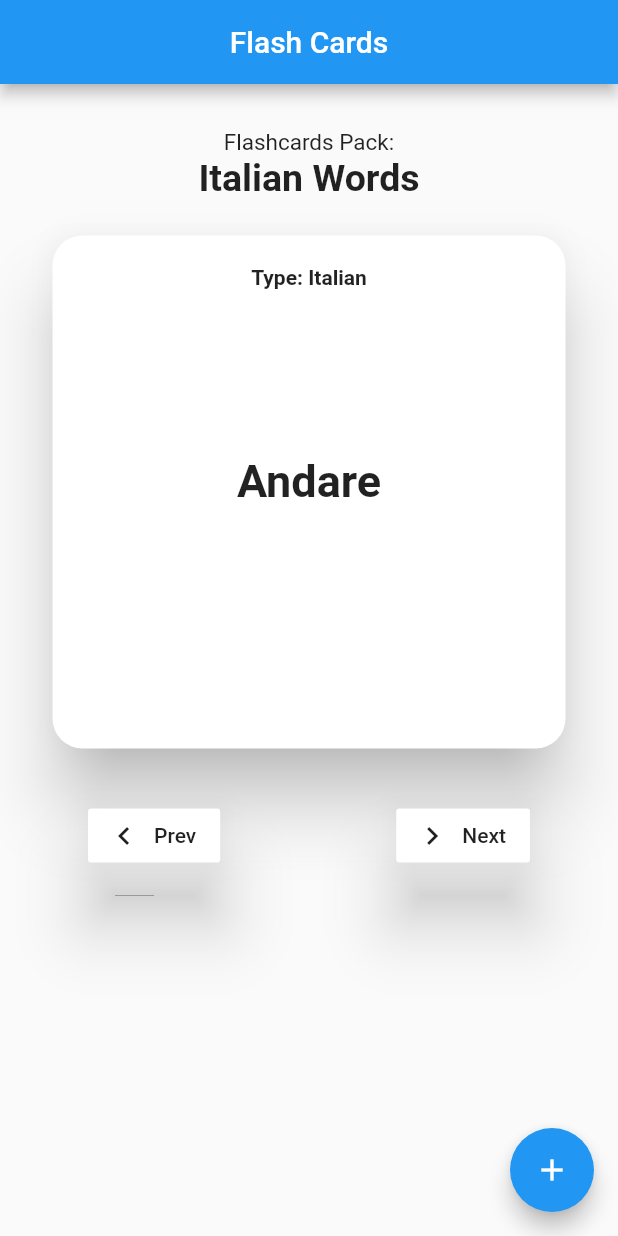
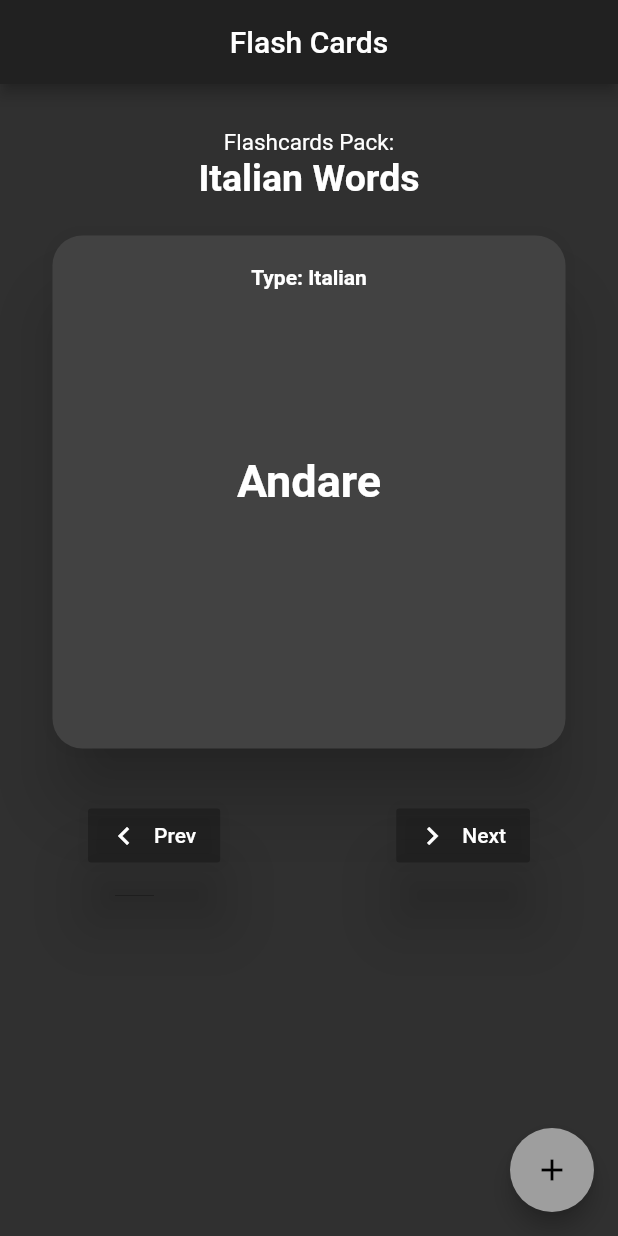
Before and after one commit to Harshal12355/flashcards, a Flutter app: the screen it shows after launch, on a phone screen of 412 x 824 dp. Run offline on Flutter 3.47's test engine with Material 2 defaults, Android fonts, the phone set to English and light mode, and no system bars; drawn by our look-alikes of flip_card.

Commit message:
Added Dark Mode

```diff
--- a/lib/main.dart
+++ b/lib/main.dart
@@ -16,6 +16,14 @@ class MyApp extends StatelessWidget {
       title: 'FlashCards',
       debugShowCheckedModeBanner: false,
       home: Flashcard(),
+      theme: ThemeData(
+          brightness: Brightness.dark,
+          //primaryColor: Colors.blueGrey
+          buttonColor: Colors.black26,
+        floatingActionButtonTheme: FloatingActionButtonThemeData(
+          backgroundColor: Colors.grey
+        ),
+      ),
     );
   }
 }
@@ -84,16 +92,18 @@ class _FlashcardState extends State<Flashcard> {
                   children: [
                     RaisedButton.icon(
                       elevation: 20,
-                      color: Colors.white,
+                      //color: Colors.white,
                       icon: Icon(Icons.chevron_left),
                       label: Text("Prev"),
                       onPressed: _previousPage,
                     ),
                     RaisedButton.icon(
                       elevation: 20,
-                      color: Colors.white,
-                      icon: Icon(Icons.chevron_right),
+                      //color: Colors.white,
                       label: Text("Next"),
+                      icon: Icon(
+                          Icons.chevron_right,
+                      ),
                       onPressed: _nextPage,
                     ),
                   ],
@@ -104,7 +114,7 @@ class _FlashcardState extends State<Flashcard> {
         ),
       ),
       floatingActionButton: FloatingActionButton(
-        backgroundColor: Colors.blue,
+        //backgroundColor: Colors.blue,
         child: Icon(Icons.add),
         onPressed: () {
           _awaitReturnValueFromSecondScreen(context);
```
